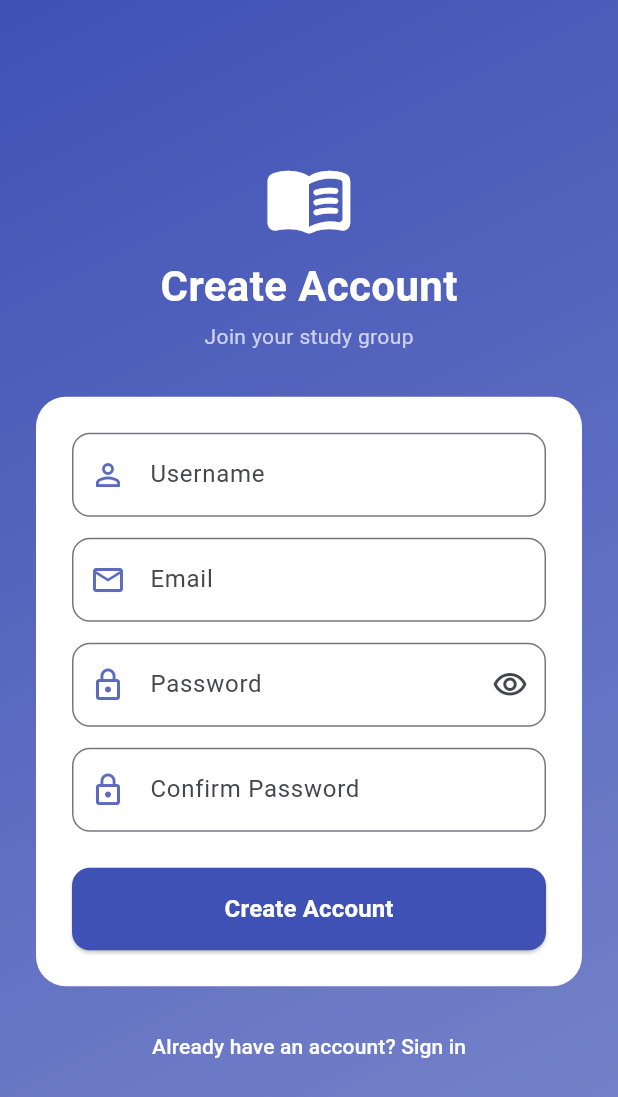
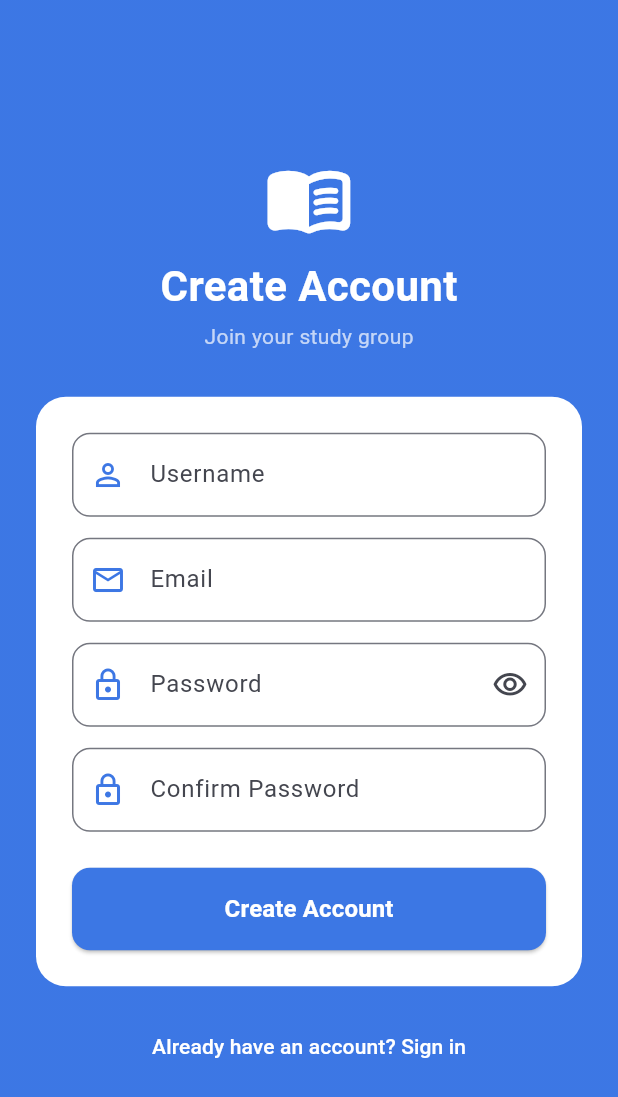
Before and after one commit to Shreerang912/StudySync, a Flutter app: the screen it shows after launch, after a tap on "Sign In", after a tap on "Don't have an account? Sign up", on a phone screen of 412 x 824 dp. Shown: the top 1097 px of the screen. Run offline on Flutter 3.47's test engine with Material 3 defaults, Android fonts, the phone set to English and light mode, and no system bars; our stand-ins replace cached_network_image, image_picker, supabase_flutter; accounts and stored records are empty.

Commit message:
Changed the color theme to something around royal blue but lighter and more suitable for web but some accent colors are still on the older one for like double color look. Fixed 2 bugs: When pressing enter, it wont send the msg, it would create another line, now pressing enter sends msg, and shift + enter creates new line When sending notes, it was stuck on uploading notes… forever, later I found out that it was a windows/web specific bug, so I fixed it.

```diff
--- a/lib/main.dart
+++ b/lib/main.dart
@@ -7,6 +7,7 @@ import 'services/auth_service.dart';
 import 'screens/auth/login_screen.dart';
 import 'screens/home/home_screen.dart';
 
+final themeNotifier = ValueNotifier(ThemeMode.light);
 void main() async {
   WidgetsFlutterBinding.ensureInitialized();
    HttpOverrides.global = MyHttpOverrides();
@@ -34,21 +35,40 @@ class MyApp extends StatelessWidget {
   Widget build(BuildContext context) {
     return ChangeNotifierProvider(
       create: (_) => AuthService(),
-      child: MaterialApp(
+      child: ValueListenableBuilder(
+        valueListenable: themeNotifier,
+        builder: (_, mode, __) => MaterialApp(
           title: 'StudySync',
           debugShowCheckedModeBanner: false,
           theme: ThemeData(
-          colorScheme: ColorScheme.fromSeed(
-            seedColor: const Color(0xFF5C6BC0),
-          ),
+            colorScheme: ColorScheme.fromSeed(seedColor: const Color.fromARGB(253, 59, 118, 228)),
             useMaterial3: true,
             appBarTheme: const AppBarTheme(
-            backgroundColor: Color(0xFF5C6BC0),
+              backgroundColor: Color.fromARGB(253, 59, 118, 228),
               foregroundColor: Colors.white,
               elevation: 0,
             ),
           ),
+          darkTheme: ThemeData.dark(useMaterial3: true).copyWith(
+            colorScheme: ColorScheme.fromSeed(
+              seedColor: const Color.fromARGB(253, 59, 118, 228),
+              brightness: Brightness.dark,
+            ),
+            appBarTheme: const AppBarTheme(
+              backgroundColor: Color.fromARGB(253, 59, 118, 228),
+              foregroundColor: Colors.white,
+              elevation: 0,
+            ),
+            inputDecorationTheme: const InputDecorationTheme(
+              border: OutlineInputBorder(),
+            ),
+            navigationBarTheme: NavigationBarThemeData(
+              backgroundColor: const Color(0xFF1E1E2E),
+            ),
+          ),
+          themeMode: mode,
           home: const AuthWrapper(),
+        ),
       ),
     );
   }
@@ -65,7 +85,7 @@ class AuthWrapper extends StatelessWidget {
         if (snapshot.connectionState == ConnectionState.waiting) {
           return const Scaffold(
             body: Center(
-              child: CircularProgressIndicator(color: Color(0xFF5C6BC0)),
+              child: CircularProgressIndicator(color: Color.fromARGB(253, 59, 118, 228)),
             ),
           );
         }
--- a/lib/screens/auth/login_screen.dart
+++ b/lib/screens/auth/login_screen.dart
@@ -53,7 +53,7 @@ class _LoginScreenState extends State<LoginScreen> {
       body: Container(
         decoration: const BoxDecoration(
           gradient: LinearGradient(
-            colors: [Color(0xFF3F51B5), Color(0xFF7986CB)],
+            colors: [Color.fromARGB(253, 59, 118, 228), Color.fromARGB(253, 59, 118, 228)],
             begin: Alignment.topLeft,
             end: Alignment.bottomRight,
           ),
@@ -83,7 +83,7 @@ class _LoginScreenState extends State<LoginScreen> {
                     child: const Icon(
                       Icons.menu_book_rounded,
                       size: 50,
-                      color: Color(0xFF3F51B5),
+                      color: Color.fromARGB(253, 59, 118, 228),
                     ),
                   ),
                   const SizedBox(height: 24),
@@ -123,7 +123,7 @@ class _LoginScreenState extends State<LoginScreen> {
                           style: TextStyle(
                             fontSize: 22,
                             fontWeight: FontWeight.bold,
-                            color: Color(0xFF3F51B5),
+                            color: Color.fromARGB(253, 59, 118, 228),
                           ),
                         ),
                         const SizedBox(height: 20),
@@ -171,7 +171,7 @@ class _LoginScreenState extends State<LoginScreen> {
                         ElevatedButton(
                           onPressed: _isLoading ? null : _login,
                           style: ElevatedButton.styleFrom(
-                            backgroundColor: const Color(0xFF3F51B5),
+                            backgroundColor: const Color.fromARGB(253, 59, 118, 228),
                             foregroundColor: Colors.white,
                             padding: const EdgeInsets.symmetric(vertical: 16),
                             shape: RoundedRectangleBorder(
@@ -222,11 +222,11 @@ class _LoginScreenState extends State<LoginScreen> {
   InputDecoration _inputDecoration(String label, IconData icon) {
     return InputDecoration(
       labelText: label,
-      prefixIcon: Icon(icon, color: const Color(0xFF5C6BC0)),
+      prefixIcon: Icon(icon, color: const Color.fromARGB(253, 59, 118, 228)),
       border: OutlineInputBorder(borderRadius: BorderRadius.circular(12)),
       focusedBorder: OutlineInputBorder(
         borderRadius: BorderRadius.circular(12),
-        borderSide: const BorderSide(color: Color(0xFF3F51B5), width: 2),
+        borderSide: const BorderSide(color: Color.fromARGB(253, 59, 118, 228), width: 2),
       ),
     );
   }
--- a/lib/screens/auth/register_screen.dart
+++ b/lib/screens/auth/register_screen.dart
@@ -68,7 +68,7 @@ class _RegisterScreenState extends State<RegisterScreen> {
       body: Container(
         decoration: const BoxDecoration(
           gradient: LinearGradient(
-            colors: [Color(0xFF3F51B5), Color(0xFF7986CB)],
+            colors: [Color.fromARGB(253, 59, 118, 228), Color.fromARGB(253, 59, 118, 228)],
             begin: Alignment.topLeft,
             end: Alignment.bottomRight,
           ),
@@ -161,7 +161,7 @@ class _RegisterScreenState extends State<RegisterScreen> {
                         ElevatedButton(
                           onPressed: _isLoading ? null : _register,
                           style: ElevatedButton.styleFrom(
-                            backgroundColor: const Color(0xFF3F51B5),
+                            backgroundColor: const Color.fromARGB(253, 59, 118, 228),
                             foregroundColor: Colors.white,
                             padding: const EdgeInsets.symmetric(vertical: 16),
                             shape: RoundedRectangleBorder(
@@ -221,11 +221,11 @@ class _RegisterScreenState extends State<RegisterScreen> {
   InputDecoration _inputDecoration(String label, IconData icon) {
     return InputDecoration(
       labelText: label,
-      prefixIcon: Icon(icon, color: const Color(0xFF5C6BC0)),
+      prefixIcon: Icon(icon, color: const Color.fromARGB(253, 59, 118, 228)),
       border: OutlineInputBorder(borderRadius: BorderRadius.circular(12)),
       focusedBorder: OutlineInputBorder(
         borderRadius: BorderRadius.circular(12),
-        borderSide: const BorderSide(color: Color(0xFF3F51B5), width: 2),
+        borderSide: const BorderSide(color: Color.fromARGB(253, 59, 118, 228), width: 2),
       ),
     );
   }
--- a/lib/screens/groups/groups_screen.dart
+++ b/lib/screens/groups/groups_screen.dart
@@ -89,7 +89,7 @@ class _GroupTile extends StatelessWidget {
       contentPadding: const EdgeInsets.symmetric(horizontal: 16, vertical: 4),
       leading: CircleAvatar(
         radius: 26,
-        backgroundColor: const Color(0xFF5C6BC0),
+        backgroundColor: const Color.fromARGB(253, 59, 118, 228),
         child: Text(
           group.name[0].toUpperCase(),
           style: const TextStyle(
--- a/lib/screens/home/home_screen.dart
+++ b/lib/screens/home/home_screen.dart
@@ -4,6 +4,7 @@ import '../../services/auth_service.dart';
 import '../groups/groups_screen.dart';
 import '../notes/notes_manager_screen.dart';
 import '../friends/friends_screen.dart';
+import '../../main.dart';
 
 class HomeScreen extends StatefulWidget {
   const HomeScreen({super.key});
@@ -37,7 +38,9 @@ class _HomeScreenState extends State<HomeScreen> {
             ),
           ],
         ),
+
         actions: [
+
           IconButton(
             icon: const CircleAvatar(
               backgroundColor: Colors.white24,
@@ -94,7 +97,7 @@ class _HomeScreenState extends State<HomeScreen> {
             const SizedBox(height: 20),
             CircleAvatar(
               radius: 35,
-              backgroundColor: const Color(0xFF5C6BC0),
+              backgroundColor: const Color.fromARGB(253, 59, 118, 228),
               child: Text(
                 (auth.currentUserModel?.username ?? 'U')[0].toUpperCase(),
                 style: const TextStyle(
--- a/lib/screens/notes/request_notes_screen.dart
+++ b/lib/screens/notes/request_notes_screen.dart
@@ -137,7 +137,7 @@ class _RequestNotesScreenState extends State<RequestNotesScreen> {
               decoration: InputDecoration(
                 hintText: 'e.g. Physics',
                 prefixIcon: const Icon(Icons.book_outlined,
-                    color: Color(0xFF5C6BC0)),
+                    color: Color.fromARGB(253, 59, 118, 228)),
                 border: OutlineInputBorder(
                     borderRadius: BorderRadius.circular(12)),
                 focusedBorder: OutlineInputBorder(
@@ -174,7 +174,7 @@ class _RequestNotesScreenState extends State<RequestNotesScreen> {
               decoration: InputDecoration(
                 hintText: 'e.g. Newton\'s Laws of Motion',
                 prefixIcon: const Icon(Icons.topic_outlined,
-                    color: Color(0xFF5C6BC0)),
+                    color: Color.fromARGB(253, 59, 118, 228)),
                 border: OutlineInputBorder(
                     borderRadius: BorderRadius.circular(12)),
                 focusedBorder: OutlineInputBorder(
```
Also changed, not shown: lib/screens/chat/chat_screen.dart (+18 -7 lines), lib/screens/friends/friends_screen.dart (+5 -5 lines), lib/screens/groups/create_group_screen.dart (+6 -6 lines), lib/screens/notes/notes_manager_screen.dart (+4 -4 lines), lib/screens/notes/send_notes_screen.dart (+22 -25 lines), lib/services/cloudinary_service.dart (+9 -28 lines). Lines whose indentation alone changed are shown as unchanged.
